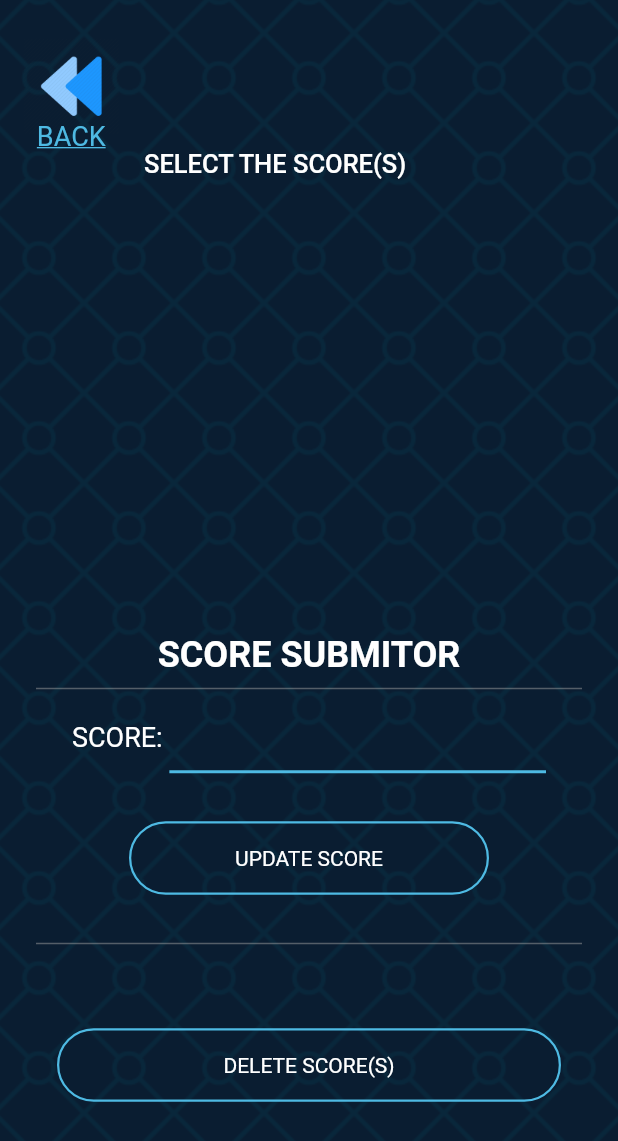
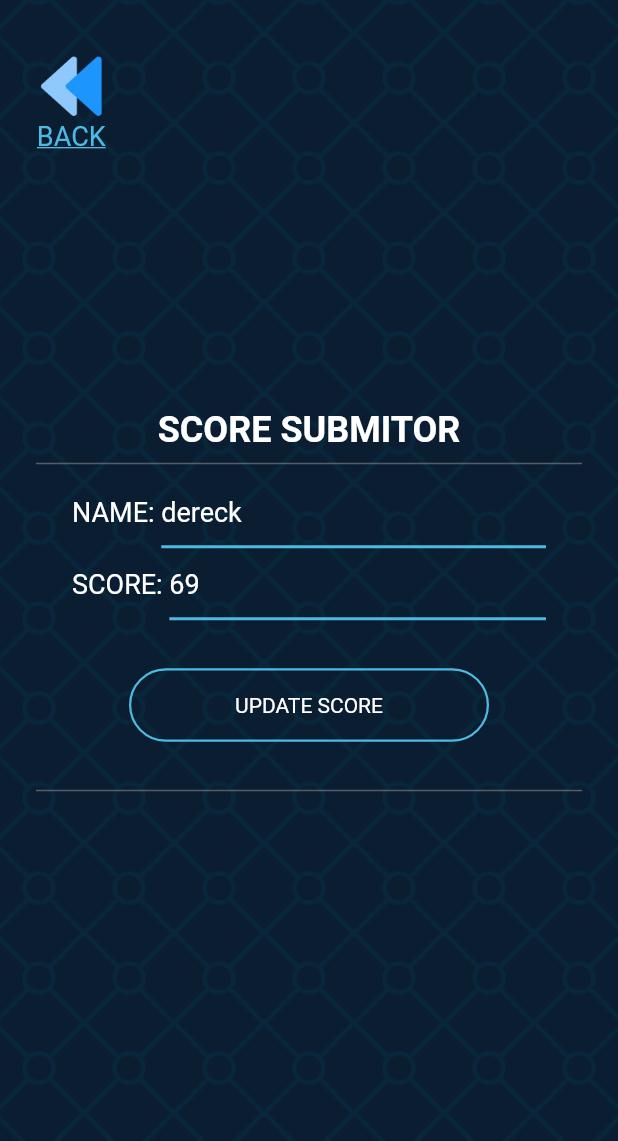
Before and after one commit to elliotGaulin/WhatAMole, a Flutter app: the screen it shows after launch, after a tap on "SCORE MODIFIER", on a phone screen of 412 x 824 dp. Shown: the top 1141 px of the screen. Run offline on Flutter 3.47's test engine with Material 2 defaults, Android fonts, the phone set to English and light mode, and no system bars; our stand-ins replace flutter_svg_provider, sqflite; missing offline and left inert: dart:ffi; accounts and stored records are empty.

Commit message:
modification de la page d'update

```diff
--- a/lib/Objects/high_score_entity.dart
+++ b/lib/Objects/high_score_entity.dart
@@ -4,13 +4,13 @@ class HighScoreEntity {
   DateTime dateTime;
   String username;
   int score;
-  int id;
+  int? id;
 
   HighScoreEntity({
     required this.dateTime,
     required this.username,
     required this.score,
-    required this.id,
+    this.id,
   });
 
   HighScoreEntity copyWith({
--- a/lib/Screens/Modify_Score.dart
+++ b/lib/Screens/Modify_Score.dart
@@ -1,14 +1,15 @@
 import "package:flutter/material.dart";
 import 'package:flutter/services.dart';
+import 'package:whack_a_mole/Objects/high_score_entity.dart';
 import 'dart:developer';
 import 'package:whack_a_mole/Style/theme_colors.dart';
-import '../Widgets/insert_score_form.dart';
 import "package:whack_a_mole/Widgets/menu_button.dart";
 import "package:whack_a_mole/Widgets/background.dart";
-import 'package:whack_a_mole/Screens/listHighScore.dart';
 
 class ModifyScore extends StatefulWidget {
-  const ModifyScore({super.key});
+  HighScoreEntity highScoreEntity;
+
+  ModifyScore({super.key, required this.highScoreEntity});
 
   @override
   State<ModifyScore> createState() => _InsertScoreState();
@@ -16,10 +17,19 @@ class ModifyScore extends StatefulWidget {
 
 class _InsertScoreState extends State<ModifyScore> {
   final GlobalKey<FormState> _formKey = GlobalKey<FormState>();
-  String _name = "";
-  int _score = 0;
-  int _id = 0;
-  final myController = TextEditingController();
+  String name = "";
+  int score = 0;
+  int id = 0;
+  final scoreController = TextEditingController();
+  final nameController = TextEditingController();
+
+  @override
+  void initState() {
+    super.initState();
+    nameController.text = widget.highScoreEntity.username;
+    scoreController.text = widget.highScoreEntity.score.toString();
+  }
+
   @override
   Widget build(BuildContext context) {
     return Scaffold(
@@ -53,18 +63,12 @@ class _InsertScoreState extends State<ModifyScore> {
         Center(
           child: Column(children: [
             const Spacer(),
-            Padding( // Padding
-              padding: const EdgeInsets.symmetric(horizontal: 24, vertical: 8),
-              //height
-              child: Container(
-                  height: 325,
-                  width: double.infinity,
-                  child: ListTileSelectExample(),
-                  ),
-                 ),
             const Text(
               "SCORE SUBMITOR",
-              style: TextStyle(color: Colors.white, fontSize: 24, fontWeight: FontWeight.bold),
+              style: TextStyle(
+                  color: Colors.white,
+                  fontSize: 24,
+                  fontWeight: FontWeight.bold),
             ),
             Padding(
               padding: const EdgeInsets.symmetric(horizontal: 24, vertical: 8),
@@ -73,7 +77,6 @@ class _InsertScoreState extends State<ModifyScore> {
                   width: double.infinity,
                   color: Colors.grey.withOpacity(0.5)),
             ),
-
             Form(
               key: _formKey,
               child: Padding(
@@ -84,27 +87,61 @@ class _InsertScoreState extends State<ModifyScore> {
                     Row(
                       children: [
                         const Text(
+                          "NAME: ",
+                          style: TextStyle(color: Colors.white, fontSize: 18),
+                        ),
+                        Expanded(
+                          child: TextFormField(
+                            style: const TextStyle(
+                                color: Colors.white, fontSize: 18),
+                            cursorColor: Colors.purple,
+                            controller: nameController,
+                            decoration: const InputDecoration(
+                                enabledBorder: UnderlineInputBorder(
+                                    borderSide: BorderSide(
+                                        color: ThemeColors.lightBlue,
+                                        width: 2)),
+                                focusedBorder: UnderlineInputBorder(
+                                    borderSide: BorderSide(
+                                        color: ThemeColors.lightBlue,
+                                        width: 2))),
+                            onSaved: ((newValue) {
+                              print(newValue);
+                              name = newValue!;
+                            }),
+                            //TODO : validation
+                          ),
+                        )
+                      ],
+                    ),
+                    Row(
+                      children: [
+                        const Text(
                           "SCORE: ",
                           style: TextStyle(color: Colors.white, fontSize: 18),
                         ),
                         Expanded(
                           child: TextFormField(
-                    style: const TextStyle(color: Colors.white, fontSize: 18),
+                            style: const TextStyle(
+                                color: Colors.white, fontSize: 18),
                             cursorColor: Colors.purple,
                             keyboardType: TextInputType.number,
-                    controller: myController,
+                            controller: scoreController,
                             inputFormatters: <TextInputFormatter>[
                               FilteringTextInputFormatter.digitsOnly
                             ],
                             decoration: const InputDecoration(
                                 enabledBorder: UnderlineInputBorder(
                                     borderSide: BorderSide(
-                                color: ThemeColors.lightBlue, width: 2)),
+                                        color: ThemeColors.lightBlue,
+                                        width: 2)),
                                 focusedBorder: UnderlineInputBorder(
                                     borderSide: BorderSide(
-                                color: ThemeColors.lightBlue, width: 2))),
+                                        color: ThemeColors.lightBlue,
+                                        width: 2))),
                             onSaved: ((newValue) {
-                      _score = int.parse(newValue!);
+                              score = int.parse(newValue!);
+                              print(newValue);
                             }),
                             //TODO : validation
                           ),
@@ -117,11 +154,8 @@ class _InsertScoreState extends State<ModifyScore> {
                         text: "UPDATE SCORE",
                         color: ThemeColors.lightBlue,
                         action: () {
-                  _formKey.currentState
-                      ?.validate();
+                          if(_formKey.currentState?.validate() ?? false){
                             log('data: '); //Les validations log la valeur
-                      if(myController.text.isNotEmpty && int.parse(myController.text) > 0 ){
-                         Navigator.of(context).popUntil((route) => route.isFirst);
                           }
                         },
                       ),
@@ -137,18 +171,6 @@ class _InsertScoreState extends State<ModifyScore> {
                   width: double.infinity,
                   color: Colors.grey.withOpacity(0.5)),
             ),
-            Padding(
-              padding: const EdgeInsets.only(top: 24),
-              child: MenuButton(
-                text: "DELETE SCORE(S)",
-                color: ThemeColors.lightBlue,
-                action: () {
-                  _formKey.currentState
-                      ?.validate(); //Les validations log la valeur
-                  Navigator.of(context).popUntil((route) => route.isFirst);
-                },
-              ),
-            ),
             const Spacer()
           ]),
         )
--- a/lib/Screens/home.dart
+++ b/lib/Screens/home.dart
@@ -1,4 +1,5 @@
 import "package:flutter/material.dart";
+import 'package:whack_a_mole/Objects/high_score_entity.dart';
 
 import 'package:whack_a_mole/Screens/high_score.dart';
 import 'package:whack_a_mole/Screens/game_start.dart';
@@ -10,7 +11,6 @@ import 'package:whack_a_mole/Widgets/animated_circle_button.dart';
 import 'package:whack_a_mole/Widgets/background.dart';
 import "package:whack_a_mole/Widgets/menu_button.dart";
 import "package:whack_a_mole/Screens/Modify_Score.dart";
-import 'package:whack_a_mole/Screens/listHighScore.dart';
 
 
 class Home extends StatelessWidget {
@@ -71,7 +71,7 @@ class Home extends StatelessWidget {
                 text: "Score modifier",
                 action: () {
                   Navigator.of(context).push(MaterialPageRoute(
-                      builder: (context) => ModifyScore()));
+                      builder: (context) => ModifyScore(highScoreEntity: HighScoreEntity(dateTime: DateTime.now(), username: "dereck", score: 69))));
                 },
               ),
               MenuButton(
--- a/lib/Screens/listHighScore.dart
+++ /dev/null
@@ -1,217 +0,0 @@
-import "package:flutter/material.dart";
-import 'package:whack_a_mole/Objects/high_score_entity.dart';
-import 'package:whack_a_mole/Screens/high_score.dart';
-import 'package:whack_a_mole/Widgets/high_score_list_item.dart';
-import 'package:whack_a_mole/services/highScore.service.dart';
-
-
-class ListTileSelectExample extends StatefulWidget {
-  ListTileSelectExample({super.key});
-  List<HighScoreEntity> highScores = [
-    HighScoreEntity(
-        dateTime: DateTime.utc(2022, 04, 14, 14, 12, 3),
-        username: "ElliotGaulin",
-        score: 12,
-        id: 1),
-    HighScoreEntity(
-        dateTime: DateTime.utc(2022, 04, 14, 14, 12, 3),
-        username: "John Drouin",
-        score: 12,
-        id: 2),
-    HighScoreEntity(
-        dateTime: DateTime.utc(2022, 04, 14, 14, 12, 3),
-        username: "Bob bobo",
-        score: 12,
-        id: 3),
-    HighScoreEntity(
-        dateTime: DateTime.utc(2022, 04, 14, 14, 12, 3),
-        username:
-            "Dereck Lamothe LachanceLachanceLachanceLachanceLachanceLachanceLachance", //Test overflow
-        score: 12,
-        id: 4),
-    HighScoreEntity(
-        dateTime: DateTime.utc(2022, 04, 14, 14, 12, 3),
-        username: "ElliotGaulin",
-        score: 12,
-        id: 5),
-    HighScoreEntity(
-        dateTime: DateTime.utc(2022, 04, 14, 14, 12, 3),
-        username: "John Drouin",
-        score: 12,
-        id: 6),
-    HighScoreEntity(
-        dateTime: DateTime.utc(2022, 04, 14, 14, 12, 3),
-        username: "Bob bobo",
-        score: 12,
-        id: 7),
-    HighScoreEntity(
-        dateTime: DateTime.utc(2022, 04, 14, 14, 12, 3),
-        username: "ElliotGaulin",
-        score: 12,
-        id: 8),
-    HighScoreEntity(
-        dateTime: DateTime.utc(2022, 04, 14, 14, 12, 3),
-        username: "John Drouin",
-        score: 12,
-        id: 9),
-    HighScoreEntity(
-        dateTime: DateTime.utc(2022, 04, 14, 14, 12, 3),
-        username: "Bob bobo",
-        score: 12,
-        id: 10),
-    HighScoreEntity(
-        dateTime: DateTime.utc(2022, 04, 14, 14, 12, 3),
-        username: "ElliotGaulin",
-        score: 12,
-        id: 11),
-    HighScoreEntity(
-        dateTime: DateTime.utc(2022, 04, 14, 14, 12, 3),
-        username: "John Drouin",
-        score: 12,
-        id: 12),
-    HighScoreEntity(
-        dateTime: DateTime.utc(2022, 04, 14, 14, 12, 3),
-        username: "Bob bobo",
-        score: 12,
-        id: 13),
-  ];
-  @override
-  ListTileSelectExampleState createState() => ListTileSelectExampleState();
-}
-
-class ListTileSelectExampleState extends State<ListTileSelectExample> {
-  bool isSelectionMode = false;
-  final int listLength = 30;
-  late List<bool> _selected;
-  bool _selectAll = false;
-
-  @override
-  void initState() {
-    super.initState();
-    initializeSelection();
-    getAllHighScore().then((value) {
-      setState(() {
-        widget.highScores = value;
-      });
-    });
-  }
-
-  void initializeSelection() {
-    _selected = List<bool>.generate(listLength, (_) => false);
-  }
-
-  @override
-  void dispose() {
-    _selected.clear();
-    super.dispose();
-  }
-
-  @override
-  Widget build(BuildContext context) {
-    return Scaffold(
-      backgroundColor: Colors.transparent,
-      extendBodyBehindAppBar: true,
-        appBar: AppBar(
-          toolbarHeight: 40,
-          backgroundColor: Colors.transparent,
-          shadowColor: Colors.transparent,
-          elevation: 0,
-          surfaceTintColor:Colors.white,
-          title: const Text(
-            'SELECT THE SCORE(S)', style: TextStyle(fontSize: 17),
-          ),
-          leading: isSelectionMode
-              ? IconButton(
-                  icon: const Icon(Icons.close),
-                  onPressed: () {
-                    setState(() {
-                      isSelectionMode = false;
-                    });
-                    initializeSelection();
-                  },
-                )
-              : const SizedBox(),
-          actions: <Widget>[
-            if (isSelectionMode)
-              TextButton(
-                  child: !_selectAll
-                      ? const Text(
-                          'select all',
-                          style: TextStyle(color: Colors.white),
-                        )
-                      : const Text(
-                          'unselect all',
-                          style: TextStyle(color: Colors.white),
-                        ),
-                  onPressed: () {
-                    _selectAll = !_selectAll;
-                    setState(() {
-                      _selected =
-                          List<bool>.generate(listLength, (_) => _selectAll);
-                    });
-                  }),
-          ],
-        ),
-        body: ListBuilder(
-                highscore: widget.highScores,
-                isSelectionMode: isSelectionMode,
-                selectedList: _selected,
-                onSelectionChange: (bool x) {
-                  setState(() {
-                    isSelectionMode = x;
-                  });
-                },
-              ));
-  }
-}
-
-class ListBuilder extends StatefulWidget {
-  const ListBuilder({
-    super.key,
-    required this.highscore,
-    required this.selectedList,
-    required this.isSelectionMode,
-    required this.onSelectionChange,
-  });
-  final List<HighScoreEntity> highscore;
-  final bool isSelectionMode;
-  final List<bool> selectedList;
-  final Function(bool)? onSelectionChange;
-
-  @override
-  State<ListBuilder> createState() => _ListBuilderState();
-}
-
-class _ListBuilderState extends State<ListBuilder> {
-  void _toggle(int index) {
-    if (widget.isSelectionMode) {
-      setState(() {
-        widget.selectedList[index] = !widget.selectedList[index];
-      });
-    }
-  }
-
-  @override
-  Widget build(BuildContext context) {
-    return ListView.builder(
-        itemCount: widget.highscore.length,
-        itemBuilder: (BuildContext context, int i){
-          return ListTile(
-              onTap: () => {_toggle(i),
-              if (!widget.isSelectionMode) {
-                  setState(() {
-                    widget.selectedList[i] = true;
-                  })},
-                  widget.onSelectionChange!(true)
-                },
-              trailing: widget.isSelectionMode
-                  ? Checkbox(
-                      value: widget.selectedList[i],
-                      onChanged: (bool? x) => _toggle(i),
-                    )
-                  : const SizedBox.shrink(),
-              title: Text('${widget.highscore[i].dateTime}     ${widget.highscore[i].username}     ${widget.highscore[i].score}', style: const TextStyle(color: Colors.white),),);
-        }
-        );
-  }
-}
```
Also changed, not shown: lib/Widgets/high_score_list.dart (+1 -69 lines). Lines whose indentation alone changed are shown as unchanged.
